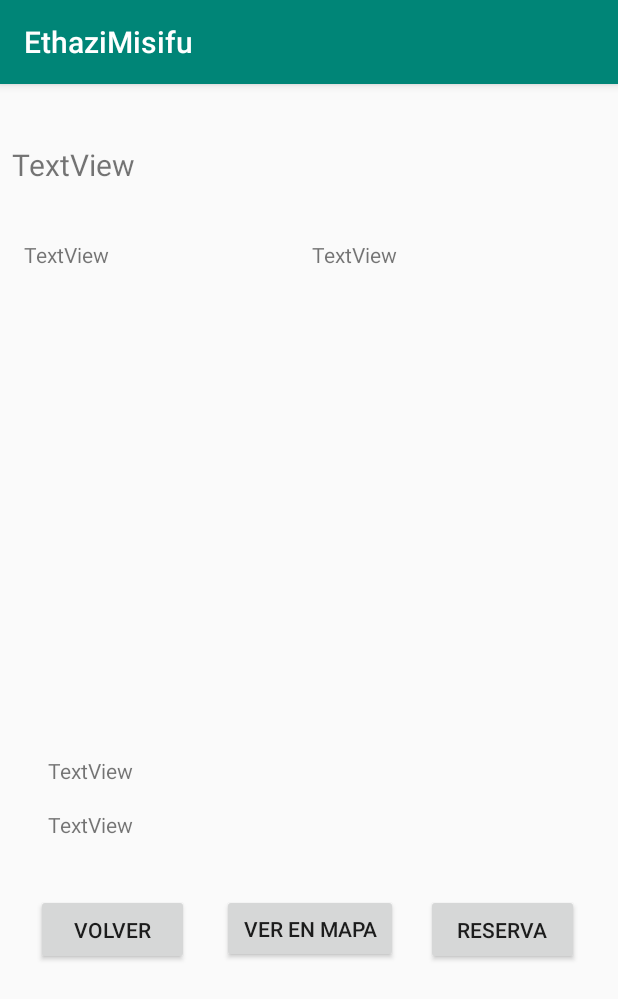
After one commit to UrtziLami/EthaziMisifu, an Android app: the VerOstatu screen opened directly, with no data from a screen before it, on a phone screen of 412 x 824 dp. The commit adds this screen. Shown: the top 999 px of the screen. Run offline under Robolectric (Android 15) with nearby library versions, the phone set to English and light mode, and no system bars; network calls fail.

Commit message:
Tenia tanto que darte
Tantas cosas que contarte

```diff
--- a/EthaziMisifu/app/src/main/AndroidManifest.xml
+++ b/EthaziMisifu/app/src/main/AndroidManifest.xml
@@ -15,7 +15,8 @@
         android:supportsRtl="true"
         android:theme="@style/AppTheme"
         android:usesCleartextTraffic="true">
-        <activity android:name=".Reserva"></activity>
+        <activity android:name=".VerOstatu"></activity>
+        <activity android:name=".Reserva" />
         <activity android:name=".Registro" />
         <activity android:name=".Lista" />
         <activity android:name=".LocationComponentActivity" />
--- a/EthaziMisifu/app/src/main/java/com/example/ethazimisifu/Lista.java
+++ b/EthaziMisifu/app/src/main/java/com/example/ethazimisifu/Lista.java
@@ -77,8 +77,9 @@ public class Lista extends AppCompatActivity {
                                                  @Override
                                                  public void onItemClick(AdapterView<?> parent, View view, int position, long id) {
 
-                                                     Intent intent = new Intent(getApplicationContext(), Reserva.class);
-                                                     //intent.putExtra("KEY", tareas.get(position));
+                                                     Intent intent = new Intent(getApplicationContext(), VerOstatu.class);
+                                                     intent.putExtra("KEY", tareas.get(position));
+                                                     Toast.makeText(getApplicationContext(), Integer.toString(position), Toast.LENGTH_LONG).show();
                                                      startActivity(intent);
                                                  }
                                              }
@@ -169,12 +170,12 @@ public class Lista extends AppCompatActivity {
     public boolean onContextItemSelected(@NonNull MenuItem item) {
         info = (AdapterView.AdapterContextMenuInfo) item.getMenuInfo();
         switch (item.getItemId()) {
-            case R.id.modificar:
+            case R.id.mapa:
                 Intent intent = new Intent(this, Menu.class);
                 //intent.putExtra("KEY", tareas.get(info.position));
                 startActivity(intent);
                 return true;
-            case R.id.borrar:
+            case R.id.reserva:
                 DialogInterface.OnClickListener dialogClickListener = new DialogInterface.OnClickListener() {
                     @Override
                     public void onClick(DialogInterface dialog, int which) {
--- a/EthaziMisifu/app/src/main/java/com/example/ethazimisifu/Registro.java
+++ b/EthaziMisifu/app/src/main/java/com/example/ethazimisifu/Registro.java
@@ -1,6 +1,7 @@
 package com.example.ethazimisifu;
 
 import androidx.appcompat.app.AppCompatActivity;
+import androidx.core.app.ActivityCompat;
 import cz.msebera.android.httpclient.HttpEntity;
 import cz.msebera.android.httpclient.HttpResponse;
 import cz.msebera.android.httpclient.client.ClientProtocolException;
@@ -10,10 +11,12 @@ import cz.msebera.android.httpclient.client.methods.HttpPost;
 import cz.msebera.android.httpclient.impl.client.DefaultHttpClient;
 import cz.msebera.android.httpclient.message.BasicNameValuePair;
 
+import android.content.Intent;
 import android.graphics.Bitmap;
 import android.os.AsyncTask;
 import android.os.Bundle;
 import android.util.Base64;
+import android.util.Log;
 import android.view.View;
 import android.widget.Button;
 import android.widget.EditText;
@@ -71,6 +74,11 @@ public class Registro extends AppCompatActivity {
                 pass = etPasswd.getText().toString();
                 user = etUser.getText().toString();
                 InsertData(nombre, user, pass);
+
+                Intent intent = new Intent();
+                intent.setClass(getApplicationContext(), MainActivity.class);
+                startActivity(intent);
+
             }
         });
 
@@ -111,6 +119,11 @@ public class Registro extends AppCompatActivity {
                         nameValuePairs.add(new BasicNameValuePair("izenAbizena", nombre));
                         nameValuePairs.add(new BasicNameValuePair("pasahitza", encrypt(pass)));
                         nameValuePairs.add(new BasicNameValuePair("erabIzena", user));
+
+                        Log.d("MyApp",nombre);
+                        Log.d("MyApp",encrypt(pass));
+                        Log.d("MyApp",user);
+
                     } catch (Exception e) {
                         e.printStackTrace();
                     }
--- /dev/null
+++ b/EthaziMisifu/app/src/main/java/com/example/ethazimisifu/VerOstatu.java
@@ -0,0 +1,72 @@
+package com.example.ethazimisifu;
+
+import androidx.appcompat.app.AppCompatActivity;
+
+import android.database.Cursor;
+import android.database.sqlite.SQLiteDatabase;
+import android.os.Bundle;
+import android.widget.ScrollView;
+import android.widget.TextView;
+
+public class VerOstatu extends AppCompatActivity {
+
+    private TextView nombre, mota, ubicacion, telefono, web;
+    private ScrollView descripcion;
+    private String value, provincia, municipio;
+
+    @Override
+    protected void onCreate(Bundle savedInstanceState) {
+        super.onCreate(savedInstanceState);
+        setContentView(R.layout.activity_ver_ostatu);
+
+        nombre = (TextView) findViewById(R.id.txtNombre);
+        descripcion = (ScrollView) findViewById(R.id.scDescripcion);
+        mota = (TextView) findViewById(R.id.txtOstatuMota);
+        ubicacion = (TextView) findViewById(R.id.txtUbicacion);
+        telefono = (TextView) findViewById(R.id.txtTelefono);
+        web = (TextView) findViewById(R.id.txtWeb);
+
+        Bundle extras = getIntent().getExtras();
+        if(extras !=null) {
+            value = extras.getString("KEY");
+        }
+
+        //rellenarTextos(value);
+
+    }
+
+    /*public void rellenarTextos(String value){
+        AdminSQLiteOpenHelper admin = new AdminSQLiteOpenHelper(this,
+                "administracion", null, 1);
+
+        SQLiteDatabase bd = admin.getWritableDatabase();
+        Cursor fila = bd.rawQuery("Select * from tareas where nombre like '" + value + "'", null);
+
+        nombre.setText(value);
+        if(fila != null && fila.moveToFirst()){
+            descripcion.setText(String.valueOf(fila.getString(1)));
+            fecha.setText(String.valueOf(fila.getString(2)));
+            prioridad.setText(String.valueOf(fila.getString(3)));
+            switch(String.valueOf(fila.getString(2))) {
+                case "Urgente":
+                    fecha.setTextColor(0xffff0000);
+                    break;
+                case "Alta":
+                    fecha.setTextColor(0xFFFF631C);
+                    break;
+                case "Media":
+                    fecha.setTextColor(0xFFFFE135);
+                    break;
+                case "Baja":
+                    fecha.setTextColor(0xFF006B3C);
+                    break;
+                default:
+                    break;
+            }
+
+            coste.setText(String.valueOf(fila.getString(4)));
+        }
+
+    }*/
+
+}
--- /dev/null
+++ b/EthaziMisifu/app/src/main/res/layout/activity_ver_ostatu.xml
@@ -0,0 +1,105 @@
+<?xml version="1.0" encoding="utf-8"?>
+<androidx.constraintlayout.widget.ConstraintLayout xmlns:android="http://schemas.android.com/apk/res/android"
+    xmlns:app="http://schemas.android.com/apk/res-auto"
+    xmlns:tools="http://schemas.android.com/tools"
+    android:layout_width="match_parent"
+    android:layout_height="match_parent"
+    tools:context=".VerOstatu">
+
+    <ScrollView
+            android:id="@+id/scDescripcion"
+            android:layout_width="390dp"
+            android:layout_height="294dp"
+            android:layout_marginStart="8dp"
+            android:layout_marginTop="136dp"
+            app:layout_constraintStart_toStartOf="parent"
+            app:layout_constraintTop_toTopOf="parent">
+
+            <LinearLayout
+                android:layout_width="match_parent"
+                android:layout_height="wrap_content"
+                android:orientation="vertical" />
+        </ScrollView>
+
+        <TextView
+            android:id="@+id/txtNombre"
+            android:layout_width="394dp"
+            android:layout_height="51dp"
+            android:layout_marginStart="8dp"
+            android:layout_marginTop="40dp"
+            android:text="TextView"
+            android:textSize="20sp"
+            app:layout_constraintStart_toStartOf="parent"
+            app:layout_constraintTop_toTopOf="parent" />
+
+        <TextView
+            android:id="@+id/txtOstatuMota"
+            android:layout_width="132dp"
+            android:layout_height="20dp"
+            android:layout_marginStart="16dp"
+            android:layout_marginTop="104dp"
+            android:text="TextView"
+            app:layout_constraintStart_toStartOf="parent"
+            app:layout_constraintTop_toTopOf="parent" />
+
+        <TextView
+            android:id="@+id/txtUbicacion"
+            android:layout_width="172dp"
+            android:layout_height="21dp"
+            android:layout_marginStart="208dp"
+            android:layout_marginTop="104dp"
+            android:text="TextView"
+            app:layout_constraintStart_toStartOf="parent"
+            app:layout_constraintTop_toTopOf="parent" />
+
+    <TextView
+        android:id="@+id/txtTelefono"
+        android:layout_width="162dp"
+        android:layout_height="19dp"
+        android:layout_marginStart="32dp"
+        android:layout_marginTop="448dp"
+        android:text="TextView"
+        app:layout_constraintStart_toStartOf="parent"
+        app:layout_constraintTop_toTopOf="parent" />
+
+    <TextView
+        android:id="@+id/txtWeb"
+        android:layout_width="163dp"
+        android:layout_height="20dp"
+        android:layout_marginStart="32dp"
+        android:layout_marginTop="484dp"
+        android:text="TextView"
+        app:layout_constraintStart_toStartOf="parent"
+        app:layout_constraintTop_toTopOf="parent" />
+
+    <Button
+        android:id="@+id/btnVerMapa"
+        android:layout_width="117dp"
+        android:layout_height="46dp"
+        android:layout_marginStart="148dp"
+        android:layout_marginTop="540dp"
+        android:text="@string/ver_en_mapa"
+        app:layout_constraintStart_toStartOf="parent"
+        app:layout_constraintTop_toTopOf="parent" />
+
+    <Button
+        android:id="@+id/btnReserva"
+        android:layout_width="102dp"
+        android:layout_height="47dp"
+        android:layout_marginStart="284dp"
+        android:layout_marginTop="540dp"
+        android:text="@string/reserva"
+        app:layout_constraintStart_toStartOf="parent"
+        app:layout_constraintTop_toTopOf="parent" />
+
+    <Button
+        android:id="@+id/btnVolver"
+        android:layout_width="102dp"
+        android:layout_height="47dp"
+        android:layout_marginStart="24dp"
+        android:layout_marginTop="540dp"
+        android:text="@string/volver"
+        app:layout_constraintStart_toStartOf="parent"
+        app:layout_constraintTop_toTopOf="parent" />
+
+</androidx.constraintlayout.widget.ConstraintLayout>
--- a/EthaziMisifu/app/src/main/res/menu/menu.xml
+++ b/EthaziMisifu/app/src/main/res/menu/menu.xml
@@ -2,11 +2,11 @@
 <menu xmlns:android="http://schemas.android.com/apk/res/android">
 
     <item
-        android:id="@+id/modificar"
-        android:title="Modificar tarea"/>
+        android:id="@+id/mapa"
+        android:title="@string/ver_en_el_mapa"/>
 
     <item
-        android:id="@+id/borrar"
-        android:title="Borrar tarea"/>
+        android:id="@+id/reserva"
+        android:title="@string/hacer_reserva"/>
 
 </menu>
--- a/EthaziMisifu/app/src/main/res/values/strings.xml
+++ b/EthaziMisifu/app/src/main/res/values/strings.xml
@@ -32,5 +32,9 @@
     <string name="fecha">Fecha entrada</string>
     <string name="textview">TextView</string>
     <string name="fecha_salida">Fecha salida</string>
+    <string name="hacer_reserva">Hacer reserva</string>
+    <string name="ver_en_el_mapa">Ver en el mapa</string>
+    <string name="ver_en_mapa">Ver en mapa</string>
+    <string name="reserva">Reserva</string>
 
 </resources>
```
